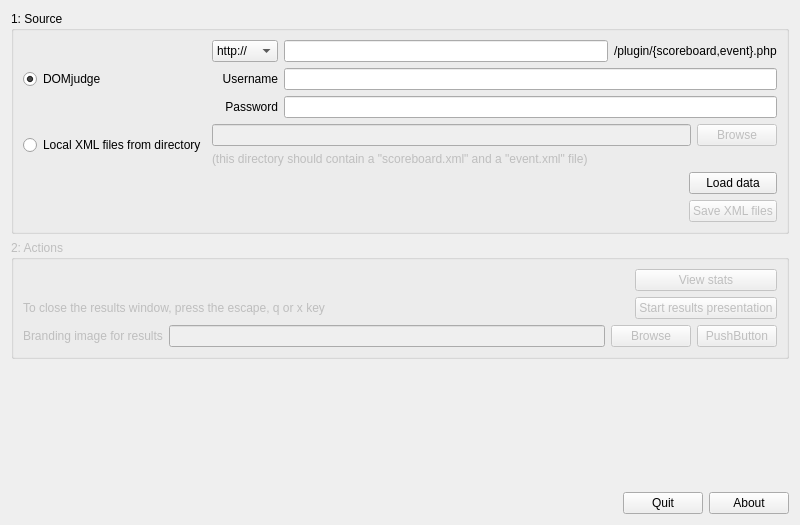
Qt form maindialog.ui (DOMjudge/DOMjura) before a commit.
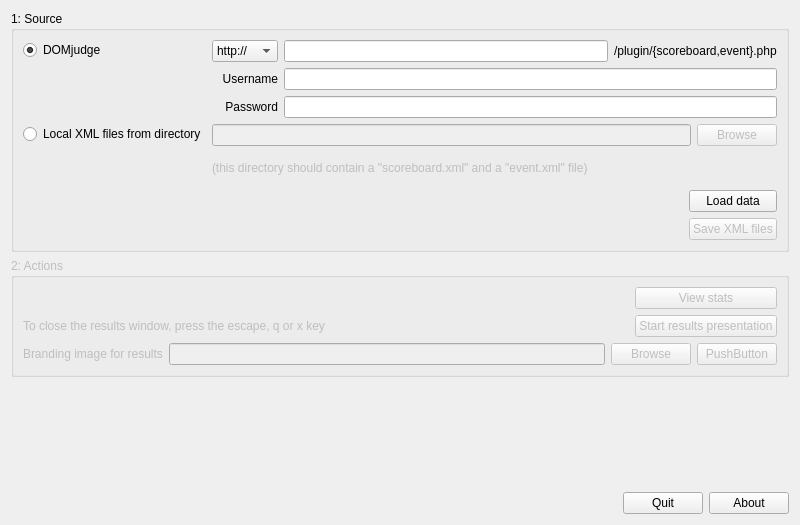
The same form after that commit.

What changed in the file:
```diff
--- a/maindialog.ui
+++ b/maindialog.ui
@@ -142,6 +142,8 @@
      </property>
      <layout class="QGridLayout" name="gridLayout_3">
       <item row="0" column="0">
+       <layout class="QVBoxLayout" name="verticalLayout_3">
+        <item>
        <widget class="QRadioButton" name="radioDOMjudge">
         <property name="text">
          <string>DOMjudge</string>
@@ -151,6 +153,21 @@
         </property>
        </widget>
       </item>
+        <item>
+         <spacer name="verticalSpacer_2">
+          <property name="orientation">
+           <enum>Qt::Vertical</enum>
+          </property>
+          <property name="sizeHint" stdset="0">
+           <size>
+            <width>20</width>
+            <height>40</height>
+           </size>
+          </property>
+         </spacer>
+        </item>
+       </layout>
+      </item>
       <item row="0" column="1">
        <layout class="QGridLayout" name="gridLayout">
         <item row="0" column="0">
@@ -217,11 +234,28 @@
        </layout>
       </item>
       <item row="1" column="0">
+       <layout class="QVBoxLayout" name="verticalLayout_4">
+        <item>
        <widget class="QRadioButton" name="radioLocalXML">
         <property name="text">
          <string>Local XML files from directory</string>
         </property>
        </widget>
+        </item>
+        <item>
+         <spacer name="verticalSpacer_3">
+          <property name="orientation">
+           <enum>Qt::Vertical</enum>
+          </property>
+          <property name="sizeHint" stdset="0">
+           <size>
+            <width>20</width>
+            <height>40</height>
+           </size>
+          </property>
+         </spacer>
+        </item>
+       </layout>
       </item>
       <item row="1" column="1">
        <layout class="QVBoxLayout" name="verticalLayout_2">
```
Lines whose indentation alone changed are shown as unchanged.
